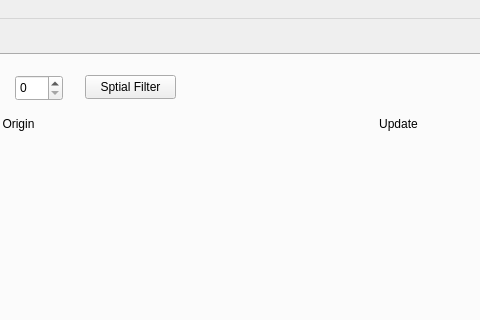
Above: HW03/myui.ui from WesleyCh3n/Img-Processing before the change; both pictures show x 187 to 667 and y 0 to 320 of the 823 by 665 pixel window. Below: the same form after it.
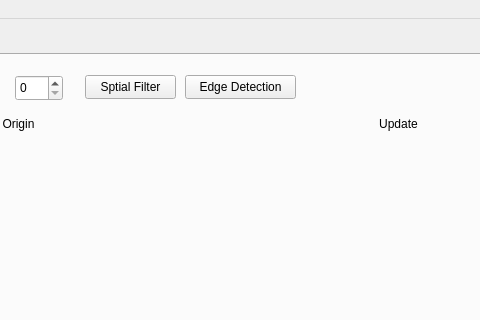
That is the form after the change.

The edit to the form file:
```diff
--- a/HW03/myui.ui
+++ b/HW03/myui.ui
@@ -169,6 +169,19 @@
        </rect>
       </property>
      </widget>
+     <widget class="QPushButton" name="edgePb">
+      <property name="geometry">
+       <rect>
+        <x>360</x>
+        <y>20</y>
+        <width>111</width>
+        <height>24</height>
+       </rect>
+      </property>
+      <property name="text">
+       <string>Edge Detection</string>
+      </property>
+     </widget>
     </widget>
     <widget class="QWidget" name="tab_2">
      <attribute name="title">
```
Left out of the diff: 2 changed lines with no effect on the pictures.
